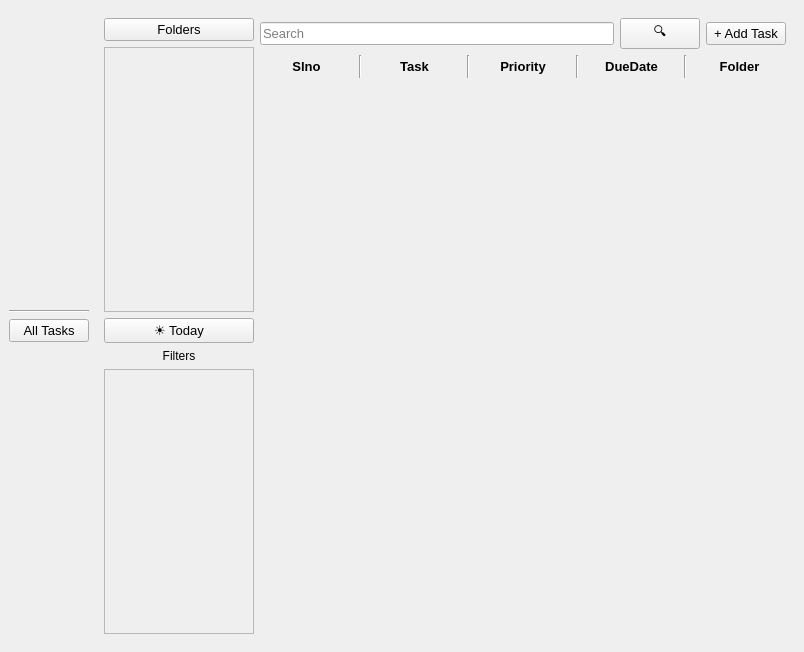
Qt form GUI/Mainwindow.ui (Brian-Jane/csProject) before a commit.
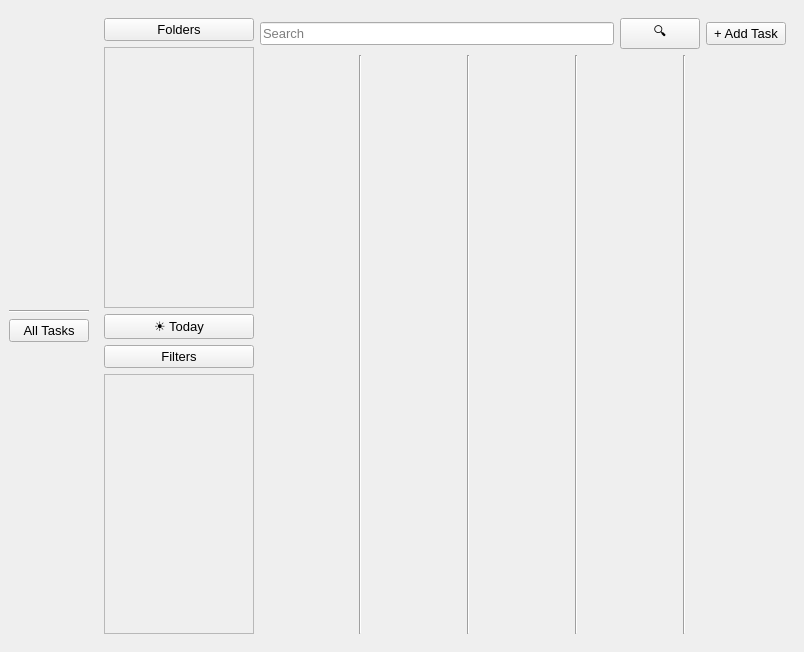
The same form after that commit.

```diff
--- a/GUI/Mainwindow.ui
+++ b/GUI/Mainwindow.ui
@@ -123,7 +123,7 @@
                <x>0</x>
                <y>0</y>
                <width>148</width>
-               <height>263</height>
+               <height>257</height>
               </rect>
              </property>
              <layout class="QVBoxLayout" name="verticalLayout_4"/>
@@ -140,19 +140,13 @@
             <property name="text">
              <string>☀ Today</string>
             </property>
+            <property name="checkable">
+             <bool>true</bool>
+            </property>
            </widget>
           </item>
           <item>
-           <widget class="QPushButton" name="pushButton_5">
-            <property name="sizePolicy">
-             <sizepolicy hsizetype="Minimum" vsizetype="Preferred">
-              <horstretch>0</horstretch>
-              <verstretch>0</verstretch>
-             </sizepolicy>
-            </property>
-            <property name="styleSheet">
-             <string notr="true">border-radius:10px</string>
-            </property>
+           <widget class="QPushButton" name="pushButton">
             <property name="text">
              <string>Filters</string>
             </property>
@@ -175,7 +169,7 @@
                <x>0</x>
                <y>0</y>
                <width>148</width>
-               <height>262</height>
+               <height>257</height>
               </rect>
              </property>
              <layout class="QVBoxLayout" name="verticalLayout_5"/>
@@ -237,82 +231,8 @@
           </item>
           <item>
            <layout class="QGridLayout" name="AllTasks_GridLayout">
-            <item row="0" column="7">
-             <widget class="Line" name="line_4">
-              <property name="font">
-               <font>
-                <pointsize>10</pointsize>
-               </font>
-              </property>
-              <property name="orientation">
-               <enum>Qt::Vertical</enum>
-              </property>
-             </widget>
-            </item>
-            <item row="1" column="0">
-             <spacer name="verticalSpacer_3">
-              <property name="font">
-               <font>
-                <pointsize>10</pointsize>
-               </font>
-              </property>
-              <property name="orientation">
-               <enum>Qt::Vertical</enum>
-              </property>
-              <property name="sizeHint" stdset="0">
-               <size>
-                <width>78</width>
-                <height>308</height>
-               </size>
-              </property>
-             </spacer>
-            </item>
-            <item row="0" column="5">
-             <widget class="Line" name="line_3">
-              <property name="font">
-               <font>
-                <pointsize>10</pointsize>
-               </font>
-              </property>
-              <property name="orientation">
-               <enum>Qt::Vertical</enum>
-              </property>
-             </widget>
-            </item>
             <item row="0" column="3">
-             <widget class="Line" name="line_2">
-              <property name="font">
-               <font>
-                <pointsize>10</pointsize>
-               </font>
-              </property>
-              <property name="orientation">
-               <enum>Qt::Vertical</enum>
-              </property>
-             </widget>
-            </item>
-            <item row="0" column="4">
-             <widget class="QPushButton" name="Priority">
-              <property name="font">
-               <font>
-                <pointsize>10</pointsize>
-                <weight>75</weight>
-                <bold>true</bold>
-               </font>
-              </property>
-              <property name="text">
-               <string>Priority</string>
-              </property>
-              <property name="checkable">
-               <bool>true</bool>
-              </property>
-              <property name="flat">
-               <bool>true</bool>
-              </property>
-             </widget>
-            </item>
-            <item row="0" column="1">
-             <widget class="Line" name="line">
+             <widget class="Line" name="line_4">
               <property name="font">
                <font>
                 <pointsize>10</pointsize>
@@ -324,98 +244,38 @@
              </widget>
             </item>
             <item row="0" column="0">
-             <widget class="QPushButton" name="Slno">
+             <widget class="Line" name="line">
               <property name="font">
                <font>
                 <pointsize>10</pointsize>
-                <weight>75</weight>
-                <bold>true</bold>
                </font>
               </property>
-              <property name="text">
-               <string>Slno</string>
+              <property name="orientation">
+               <enum>Qt::Vertical</enum>
               </property>
-              <property name="checkable">
-               <bool>true</bool>
-              </property>
-              <property name="checked">
-               <bool>false</bool>
-              </property>
-              <property name="flat">
-               <bool>true</bool>
-              </property>
              </widget>
             </item>
-            <item row="0" column="6">
-             <widget class="QPushButton" name="DueDate">
+            <item row="0" column="1">
+             <widget class="Line" name="line_2">
               <property name="font">
                <font>
-                <family>MS Shell Dlg 2</family>
                 <pointsize>10</pointsize>
-                <weight>75</weight>
-                <italic>false</italic>
-                <bold>true</bold>
                </font>
               </property>
-              <property name="styleSheet">
-               <string notr="true"/>
-              </property>
-              <property name="text">
-               <string>DueDate</string>
-              </property>
-              <property name="checkable">
-               <bool>true</bool>
-              </property>
-              <property name="checked">
-               <bool>false</bool>
-              </property>
-              <property name="flat">
-               <bool>true</bool>
-              </property>
-             </widget>
-            </item>
-            <item row="0" column="8">
-             <widget class="QPushButton" name="Folder">
-              <property name="font">
-               <font>
-                <family>MS Shell Dlg 2</family>
-                <pointsize>10</pointsize>
-                <weight>75</weight>
-                <italic>false</italic>
-                <bold>true</bold>
-               </font>
-              </property>
-              <property name="styleSheet">
-               <string notr="true"/>
-              </property>
-              <property name="text">
-               <string>Folder</string>
-              </property>
-              <property name="checkable">
-               <bool>true</bool>
-              </property>
-              <property name="checked">
-               <bool>false</bool>
-              </property>
-              <property name="flat">
-               <bool>true</bool>
+              <property name="orientation">
+               <enum>Qt::Vertical</enum>
               </property>
              </widget>
             </item>
             <item row="0" column="2">
-             <widget class="QLabel" name="msg">
+             <widget class="Line" name="line_3">
               <property name="font">
                <font>
                 <pointsize>10</pointsize>
-                <weight>75</weight>
-                <bold>true</bold>
                </font>
               </property>
-              <property name="text">
-               <string>Task</string>
-              </property>
-              <property name="alignment">
-               <set>Qt::AlignCenter</set>
+              <property name="orientation">
+               <enum>Qt::Vertical</enum>
               </property>
              </widget>
             </item>
```
Left out of the diff: 2 changed lines with no effect on the pictures.
